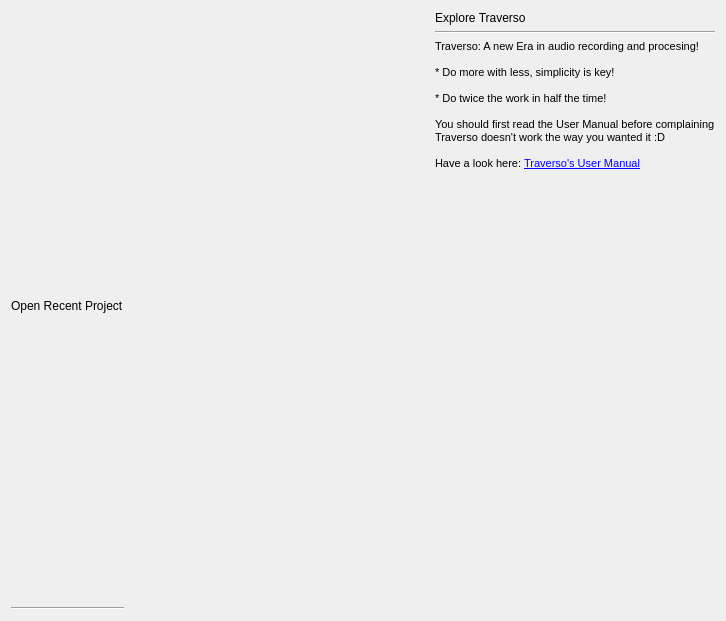
The window that src/traverso/ui/WelcomeWidget.ui (ErwanLegrand/Traverso-DAW) describes before a commit, drawn with Qt 5.
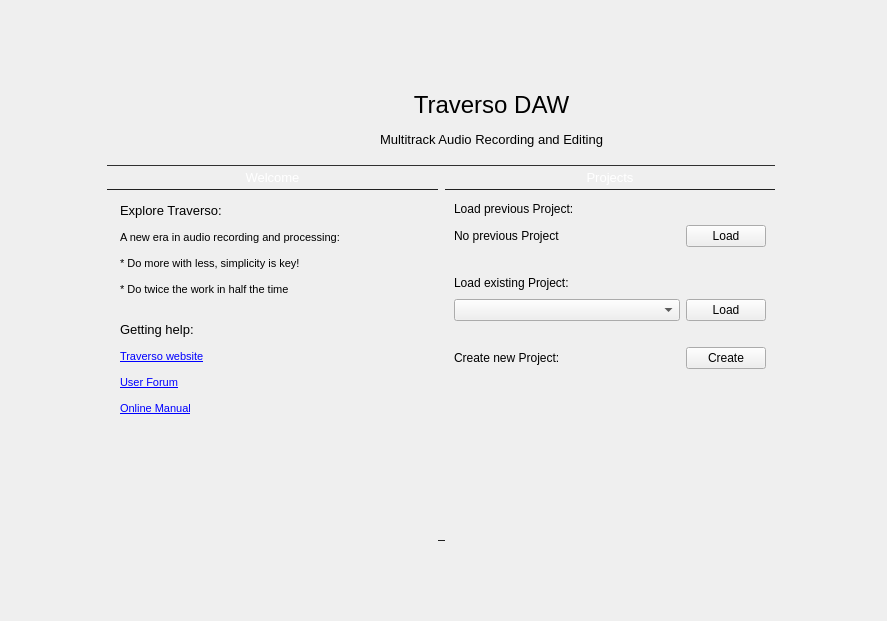
The same window after the commit. Icons and pictures are not drawn.

Commit message: Beautify welcome widget

```diff
--- a/src/traverso/ui/WelcomeWidget.ui
+++ b/src/traverso/ui/WelcomeWidget.ui
@@ -6,103 +6,561 @@
    <rect>
     <x>0</x>
     <y>0</y>
-    <width>726</width>
+    <width>887</width>
     <height>621</height>
    </rect>
   </property>
   <property name="windowTitle">
    <string>Welcome dear User</string>
   </property>
-  <layout class="QHBoxLayout" name="horizontalLayout">
-   <item>
-    <layout class="QVBoxLayout" name="verticalLayout_2">
-     <item>
-      <layout class="QVBoxLayout" name="verticalLayout1">
-       <item>
-        <widget class="QLabel" name="label_2">
-         <property name="text">
-          <string>Open Recent Project</string>
-         </property>
-        </widget>
-       </item>
-       <item>
-        <widget class="Line" name="line">
-         <property name="orientation">
-          <enum>Qt::Horizontal</enum>
-         </property>
-        </widget>
-       </item>
-      </layout>
-     </item>
-    </layout>
-   </item>
-   <item>
-    <spacer name="horizontalSpacer">
-     <property name="orientation">
-      <enum>Qt::Horizontal</enum>
+  <layout class="QGridLayout" name="gridLayout">
+   <item row="0" column="0">
+    <widget class="QWidget" name="mainFrame" native="true">
+     <property name="sizePolicy">
+      <sizepolicy hsizetype="Preferred" vsizetype="Preferred">
+       <horstretch>0</horstretch>
+       <verstretch>0</verstretch>
+      </sizepolicy>
      </property>
-     <property name="sizeHint" stdset="0">
+     <property name="minimumSize">
       <size>
-       <width>256</width>
-       <height>20</height>
+       <width>680</width>
+       <height>480</height>
       </size>
      </property>
-    </spacer>
-   </item>
-   <item>
-    <layout class="QVBoxLayout" name="verticalLayout_3">
-     <item>
-      <layout class="QVBoxLayout" name="verticalLayout">
-       <item>
-        <widget class="QLabel" name="label_3">
-         <property name="text">
-          <string>Explore Traverso</string>
+     <property name="maximumSize">
+      <size>
+       <width>680</width>
+       <height>480</height>
+      </size>
+     </property>
+     <property name="autoFillBackground">
+      <bool>false</bool>
+     </property>
+     <property name="styleSheet">
+      <string notr="true">#mainFrame {
+    border-image: url(:/welcomebackground) 4;
+    border-width: 4;
+}
+</string>
+     </property>
+     <layout class="QVBoxLayout" name="verticalLayout_2">
+      <property name="leftMargin">
+       <number>4</number>
+      </property>
+      <property name="rightMargin">
+       <number>8</number>
+      </property>
+      <item>
+       <widget class="QFrame" name="headerFrame">
+        <property name="maximumSize">
+         <size>
+          <width>649</width>
+          <height>80</height>
+         </size>
+        </property>
+        <property name="styleSheet">
+         <string notr="true">#headerFrame {
+    border-width: 0;
+}
+</string>
+        </property>
+        <layout class="QHBoxLayout" name="horizontalLayout">
+         <property name="spacing">
+          <number>0</number>
          </property>
-        </widget>
-       </item>
-       <item>
-        <widget class="Line" name="line_3">
-         <property name="orientation">
-          <enum>Qt::Horizontal</enum>
-         </property>
-        </widget>
-       </item>
-      </layout>
-     </item>
-     <item>
-      <widget class="QLabel" name="label">
-       <property name="text">
-        <string>&lt;!DOCTYPE HTML PUBLIC &quot;-//W3C//DTD HTML 4.0//EN&quot; &quot;http://www.w3.org/TR/REC-html40/strict.dtd&quot;&gt;
+         <item>
+          <widget class="QLabel" name="logoLabel">
+           <property name="minimumSize">
+            <size>
+             <width>120</width>
+             <height>75</height>
+            </size>
+           </property>
+           <property name="maximumSize">
+            <size>
+             <width>70</width>
+             <height>89</height>
+            </size>
+           </property>
+           <property name="styleSheet">
+            <string notr="true">#logoLabel {
+	image: url(:/welcomeheaderlogo) 0;
+    border-width: 0;
+}
+</string>
+           </property>
+           <property name="text">
+            <string/>
+           </property>
+           <property name="alignment">
+            <set>Qt::AlignCenter</set>
+           </property>
+          </widget>
+         </item>
+         <item>
+          <widget class="QLabel" name="label_7">
+           <property name="styleSheet">
+            <string notr="true">border-width: 0;</string>
+           </property>
+           <property name="text">
+            <string>&lt;!DOCTYPE HTML PUBLIC &quot;-//W3C//DTD HTML 4.0//EN&quot; &quot;http://www.w3.org/TR/REC-html40/strict.dtd&quot;&gt;
 &lt;html&gt;&lt;head&gt;&lt;meta name=&quot;qrichtext&quot; content=&quot;1&quot; /&gt;&lt;style type=&quot;text/css&quot;&gt;
 p, li { white-space: pre-wrap; }
 &lt;/style&gt;&lt;/head&gt;&lt;body style=&quot; font-family:'DejaVu Sans'; font-size:8pt; font-weight:400; font-style:normal;&quot;&gt;
-&lt;p style=&quot; margin-top:0px; margin-bottom:0px; margin-left:0px; margin-right:0px; -qt-block-indent:0; text-indent:0px;&quot;&gt;Traverso: A new Era in audio recording and procesing!&lt;/p&gt;
+&lt;p style=&quot; margin-top:0px; margin-bottom:0px; margin-left:0px; margin-right:0px; -qt-block-indent:0; text-indent:0px;&quot;&gt;&lt;span style=&quot; font-size:18pt;&quot;&gt;Traverso DAW&lt;/span&gt;&lt;/p&gt;
+&lt;p style=&quot;-qt-paragraph-type:empty; margin-top:0px; margin-bottom:0px; margin-left:0px; margin-right:0px; -qt-block-indent:0; text-indent:0px;&quot;&gt;&lt;/p&gt;
+&lt;p style=&quot; margin-top:0px; margin-bottom:0px; margin-left:0px; margin-right:0px; -qt-block-indent:0; text-indent:0px;&quot;&gt;&lt;span style=&quot; font-size:10pt;&quot;&gt;Multitrack Audio Recording and Editing&lt;/span&gt;&lt;/p&gt;&lt;/body&gt;&lt;/html&gt;</string>
+           </property>
+           <property name="alignment">
+            <set>Qt::AlignCenter</set>
+           </property>
+          </widget>
+         </item>
+        </layout>
+       </widget>
+      </item>
+      <item>
+       <layout class="QHBoxLayout" name="horizontalLayout_6">
+        <property name="spacing">
+         <number>0</number>
+        </property>
+        <property name="leftMargin">
+         <number>0</number>
+        </property>
+        <item>
+         <layout class="QVBoxLayout" name="verticalLayout_5">
+          <item>
+           <widget class="QLabel" name="label">
+            <property name="minimumSize">
+             <size>
+              <width>0</width>
+              <height>25</height>
+             </size>
+            </property>
+            <property name="styleSheet">
+             <string notr="true">QLabel {
+	border-image:none;
+	background-color: qlineargradient(x1: 0, y1: 0, x2: 0.0, y2: 1.0,
+	stop: 0 #838383,
+	stop: 0.4 #707070,
+	stop: 0.401 #636363,
+	stop: 1 #4a4a4a);
+	border: 0px solid black;
+	border-top: 1px solid #303030;
+	border-bottom: 1px solid #202020;
+	color: white;
+	height:20px;
+}
+</string>
+            </property>
+            <property name="text">
+             <string>&lt;!DOCTYPE HTML PUBLIC &quot;-//W3C//DTD HTML 4.0//EN&quot; &quot;http://www.w3.org/TR/REC-html40/strict.dtd&quot;&gt;
+&lt;html&gt;&lt;head&gt;&lt;meta name=&quot;qrichtext&quot; content=&quot;1&quot; /&gt;&lt;style type=&quot;text/css&quot;&gt;
+p, li { white-space: pre-wrap; }
+&lt;/style&gt;&lt;/head&gt;&lt;body style=&quot; font-family:'DejaVu Sans'; font-size:8pt; font-weight:400; font-style:normal;&quot;&gt;
+&lt;p style=&quot; margin-top:0px; margin-bottom:0px; margin-left:0px; margin-right:0px; -qt-block-indent:0; text-indent:0px;&quot;&gt;&lt;span style=&quot; font-size:10pt;&quot;&gt;Welcome&lt;/span&gt;&lt;/p&gt;&lt;/body&gt;&lt;/html&gt;</string>
+            </property>
+            <property name="alignment">
+             <set>Qt::AlignCenter</set>
+            </property>
+           </widget>
+          </item>
+          <item>
+           <widget class="QFrame" name="frame_2">
+            <property name="sizePolicy">
+             <sizepolicy hsizetype="Preferred" vsizetype="Preferred">
+              <horstretch>0</horstretch>
+              <verstretch>2</verstretch>
+             </sizepolicy>
+            </property>
+            <property name="frameShape">
+             <enum>QFrame::NoFrame</enum>
+            </property>
+            <property name="frameShadow">
+             <enum>QFrame::Plain</enum>
+            </property>
+            <layout class="QHBoxLayout" name="horizontalLayout_11">
+             <item>
+              <widget class="QTextEdit" name="textEdit">
+               <property name="palette">
+                <palette>
+                 <active>
+                  <colorrole role="Base">
+                   <brush brushstyle="SolidPattern">
+                    <color alpha="0">
+                     <red>0</red>
+                     <green>170</green>
+                     <blue>0</blue>
+                    </color>
+                   </brush>
+                  </colorrole>
+                 </active>
+                 <inactive>
+                  <colorrole role="Base">
+                   <brush brushstyle="SolidPattern">
+                    <color alpha="0">
+                     <red>0</red>
+                     <green>170</green>
+                     <blue>0</blue>
+                    </color>
+                   </brush>
+                  </colorrole>
+                 </inactive>
+                 <disabled>
+                  <colorrole role="Base">
+                   <brush brushstyle="SolidPattern">
+                    <color alpha="255">
+                     <red>255</red>
+                     <green>255</green>
+                     <blue>255</blue>
+                    </color>
+                   </brush>
+                  </colorrole>
+                 </disabled>
+                </palette>
+               </property>
+               <property name="frameShape">
+                <enum>QFrame::NoFrame</enum>
+               </property>
+               <property name="frameShadow">
+                <enum>QFrame::Plain</enum>
+               </property>
+               <property name="html">
+                <string>&lt;!DOCTYPE HTML PUBLIC &quot;-//W3C//DTD HTML 4.0//EN&quot; &quot;http://www.w3.org/TR/REC-html40/strict.dtd&quot;&gt;
+&lt;html&gt;&lt;head&gt;&lt;meta name=&quot;qrichtext&quot; content=&quot;1&quot; /&gt;&lt;style type=&quot;text/css&quot;&gt;
+p, li { white-space: pre-wrap; }
+&lt;/style&gt;&lt;/head&gt;&lt;body style=&quot; font-family:'DejaVu Sans'; font-size:8pt; font-weight:400; font-style:normal;&quot;&gt;
+&lt;p style=&quot; margin-top:0px; margin-bottom:0px; margin-left:0px; margin-right:0px; -qt-block-indent:0; text-indent:0px;&quot;&gt;&lt;span style=&quot; font-size:10pt;&quot;&gt;Explore Traverso:&lt;/span&gt;&lt;/p&gt;
+&lt;p style=&quot;-qt-paragraph-type:empty; margin-top:0px; margin-bottom:0px; margin-left:0px; margin-right:0px; -qt-block-indent:0; text-indent:0px;&quot;&gt;&lt;/p&gt;
+&lt;p style=&quot; margin-top:0px; margin-bottom:0px; margin-left:0px; margin-right:0px; -qt-block-indent:0; text-indent:0px;&quot;&gt;A new era in audio recording and processing:&lt;/p&gt;
 &lt;p style=&quot;-qt-paragraph-type:empty; margin-top:0px; margin-bottom:0px; margin-left:0px; margin-right:0px; -qt-block-indent:0; text-indent:0px;&quot;&gt;&lt;/p&gt;
 &lt;p style=&quot; margin-top:0px; margin-bottom:0px; margin-left:0px; margin-right:0px; -qt-block-indent:0; text-indent:0px;&quot;&gt;* Do more with less, simplicity is key!&lt;/p&gt;
 &lt;p style=&quot;-qt-paragraph-type:empty; margin-top:0px; margin-bottom:0px; margin-left:0px; margin-right:0px; -qt-block-indent:0; text-indent:0px;&quot;&gt;&lt;/p&gt;
-&lt;p style=&quot; margin-top:0px; margin-bottom:0px; margin-left:0px; margin-right:0px; -qt-block-indent:0; text-indent:0px;&quot;&gt;* Do twice the work in half the time!&lt;/p&gt;
+&lt;p style=&quot; margin-top:0px; margin-bottom:0px; margin-left:0px; margin-right:0px; -qt-block-indent:0; text-indent:0px;&quot;&gt;* Do twice the work in half the time&lt;/p&gt;
 &lt;p style=&quot;-qt-paragraph-type:empty; margin-top:0px; margin-bottom:0px; margin-left:0px; margin-right:0px; -qt-block-indent:0; text-indent:0px;&quot;&gt;&lt;/p&gt;
-&lt;p style=&quot; margin-top:0px; margin-bottom:0px; margin-left:0px; margin-right:0px; -qt-block-indent:0; text-indent:0px;&quot;&gt;You should first read the User Manual before complaining&lt;/p&gt;
-&lt;p style=&quot; margin-top:0px; margin-bottom:0px; margin-left:0px; margin-right:0px; -qt-block-indent:0; text-indent:0px;&quot;&gt;Traverso doesn't work the way you wanted it :D&lt;/p&gt;
 &lt;p style=&quot;-qt-paragraph-type:empty; margin-top:0px; margin-bottom:0px; margin-left:0px; margin-right:0px; -qt-block-indent:0; text-indent:0px;&quot;&gt;&lt;/p&gt;
-&lt;p style=&quot; margin-top:0px; margin-bottom:0px; margin-left:0px; margin-right:0px; -qt-block-indent:0; text-indent:0px;&quot;&gt;Have a look here: &lt;a href=&quot;http://traverso-daw.org/UserManual&quot;&gt;&lt;span style=&quot; text-decoration: underline; color:#0000ff;&quot;&gt;Traverso's User Manual&lt;/span&gt;&lt;/a&gt;&lt;/p&gt;&lt;/body&gt;&lt;/html&gt;</string>
-       </property>
-      </widget>
-     </item>
-     <item>
-      <spacer name="verticalSpacer_2">
-       <property name="orientation">
-        <enum>Qt::Vertical</enum>
-       </property>
-       <property name="sizeHint" stdset="0">
-        <size>
-         <width>20</width>
-         <height>40</height>
-        </size>
-       </property>
-      </spacer>
-     </item>
-    </layout>
+&lt;p style=&quot; margin-top:0px; margin-bottom:0px; margin-left:0px; margin-right:0px; -qt-block-indent:0; text-indent:0px;&quot;&gt;&lt;span style=&quot; font-size:10pt;&quot;&gt;Getting help:&lt;/span&gt;&lt;/p&gt;
+&lt;p style=&quot;-qt-paragraph-type:empty; margin-top:0px; margin-bottom:0px; margin-left:0px; margin-right:0px; -qt-block-indent:0; text-indent:0px;&quot;&gt;&lt;/p&gt;
+&lt;p style=&quot; margin-top:0px; margin-bottom:0px; margin-left:0px; margin-right:0px; -qt-block-indent:0; text-indent:0px;&quot;&gt;&lt;a href=&quot;http://traverso-daw.org&quot;&gt;&lt;span style=&quot; text-decoration: underline; color:#0000ff;&quot;&gt;Traverso website&lt;/span&gt;&lt;/a&gt;&lt;/p&gt;
+&lt;p style=&quot;-qt-paragraph-type:empty; margin-top:0px; margin-bottom:0px; margin-left:0px; margin-right:0px; -qt-block-indent:0; text-indent:0px; text-decoration: underline; color:#0000ff;&quot;&gt;&lt;/p&gt;
+&lt;p style=&quot; margin-top:0px; margin-bottom:0px; margin-left:0px; margin-right:0px; -qt-block-indent:0; text-indent:0px;&quot;&gt;&lt;a href=&quot;http://traverso-daw.org/forum&quot;&gt;&lt;span style=&quot; text-decoration: underline; color:#0000ff;&quot;&gt;User Forum&lt;/span&gt;&lt;/a&gt;&lt;/p&gt;
+&lt;p style=&quot;-qt-paragraph-type:empty; margin-top:0px; margin-bottom:0px; margin-left:0px; margin-right:0px; -qt-block-indent:0; text-indent:0px; text-decoration: underline; color:#0000ff;&quot;&gt;&lt;/p&gt;
+&lt;p style=&quot; margin-top:0px; margin-bottom:0px; margin-left:0px; margin-right:0px; -qt-block-indent:0; text-indent:0px;&quot;&gt;&lt;a href=&quot;http://traverso-daw.org/UserManual&quot;&gt;&lt;span style=&quot; text-decoration: underline; color:#0000ff;&quot;&gt;Online Manual&lt;/span&gt;&lt;/a&gt;&lt;/p&gt;&lt;/body&gt;&lt;/html&gt;</string>
+               </property>
+               <property name="textInteractionFlags">
+                <set>Qt::LinksAccessibleByKeyboard|Qt::LinksAccessibleByMouse</set>
+               </property>
+              </widget>
+             </item>
+            </layout>
+           </widget>
+          </item>
+          <item>
+           <spacer name="verticalSpacer_5">
+            <property name="orientation">
+             <enum>Qt::Vertical</enum>
+            </property>
+            <property name="sizeHint" stdset="0">
+             <size>
+              <width>20</width>
+              <height>40</height>
+             </size>
+            </property>
+           </spacer>
+          </item>
+         </layout>
+        </item>
+        <item>
+         <widget class="QLabel" name="label_11">
+          <property name="sizePolicy">
+           <sizepolicy hsizetype="Preferred" vsizetype="Expanding">
+            <horstretch>0</horstretch>
+            <verstretch>20</verstretch>
+           </sizepolicy>
+          </property>
+          <property name="maximumSize">
+           <size>
+            <width>8</width>
+            <height>16777215</height>
+           </size>
+          </property>
+          <property name="styleSheet">
+           <string notr="true">QLabel {
+	border-image:none;
+	background-color: qlineargradient(x1: 0, y1: 0, x2: 0.0, y2: 1.0,
+	stop: 0 #838383,
+	stop: 0.4 #707070,
+	stop: 0.401 #636363,
+	stop: 1 #4a4a4a);
+	border: 0px solid black;
+	border-top: 1px solid #303030;
+	border-bottom: 1px solid #202020;
+	color: white;
+	height:600px;
+}
+</string>
+          </property>
+          <property name="text">
+           <string/>
+          </property>
+         </widget>
+        </item>
+        <item>
+         <layout class="QVBoxLayout" name="verticalLayout_4">
+          <item>
+           <widget class="QLabel" name="label_3">
+            <property name="minimumSize">
+             <size>
+              <width>0</width>
+              <height>25</height>
+             </size>
+            </property>
+            <property name="styleSheet">
+             <string notr="true">QLabel {
+	border-image:none;
+	background-color: qlineargradient(x1: 0, y1: 0, x2: 0.0, y2: 1.0,
+	stop: 0 #838383,
+	stop: 0.4 #707070,
+	stop: 0.401 #636363,
+	stop: 1 #4a4a4a);
+	border: 0px solid black;
+	border-top: 1px solid #303030;
+	border-bottom: 1px solid #202020;
+	color: white;
+	height:20px;
+}
+</string>
+            </property>
+            <property name="text">
+             <string>&lt;!DOCTYPE HTML PUBLIC &quot;-//W3C//DTD HTML 4.0//EN&quot; &quot;http://www.w3.org/TR/REC-html40/strict.dtd&quot;&gt;
+&lt;html&gt;&lt;head&gt;&lt;meta name=&quot;qrichtext&quot; content=&quot;1&quot; /&gt;&lt;style type=&quot;text/css&quot;&gt;
+p, li { white-space: pre-wrap; }
+&lt;/style&gt;&lt;/head&gt;&lt;body style=&quot; font-family:'DejaVu Sans'; font-size:8pt; font-weight:400; font-style:normal;&quot;&gt;
+&lt;p style=&quot; margin-top:0px; margin-bottom:0px; margin-left:0px; margin-right:0px; -qt-block-indent:0; text-indent:0px;&quot;&gt;&lt;span style=&quot; font-size:10pt;&quot;&gt;Projects&lt;/span&gt;&lt;/p&gt;&lt;/body&gt;&lt;/html&gt;</string>
+            </property>
+            <property name="alignment">
+             <set>Qt::AlignCenter</set>
+            </property>
+           </widget>
+          </item>
+          <item>
+           <widget class="QFrame" name="frame">
+            <property name="minimumSize">
+             <size>
+              <width>0</width>
+              <height>0</height>
+             </size>
+            </property>
+            <property name="frameShape">
+             <enum>QFrame::NoFrame</enum>
+            </property>
+            <property name="frameShadow">
+             <enum>QFrame::Raised</enum>
+            </property>
+            <layout class="QVBoxLayout" name="verticalLayout">
+             <item>
+              <layout class="QGridLayout" name="gridLayout_2">
+               <item row="0" column="0" colspan="2">
+                <widget class="QLabel" name="label_2">
+                 <property name="text">
+                  <string>&lt;!DOCTYPE HTML PUBLIC &quot;-//W3C//DTD HTML 4.0//EN&quot; &quot;http://www.w3.org/TR/REC-html40/strict.dtd&quot;&gt;
+&lt;html&gt;&lt;head&gt;&lt;meta name=&quot;qrichtext&quot; content=&quot;1&quot; /&gt;&lt;style type=&quot;text/css&quot;&gt;
+p, li { white-space: pre-wrap; }
+&lt;/style&gt;&lt;/head&gt;&lt;body style=&quot; font-family:'DejaVu Sans'; font-size:8pt; font-weight:400; font-style:normal;&quot;&gt;
+&lt;p style=&quot; margin-top:0px; margin-bottom:0px; margin-left:0px; margin-right:0px; -qt-block-indent:0; text-indent:0px;&quot;&gt;&lt;span style=&quot; font-size:9pt;&quot;&gt;Load previous Project:&lt;/span&gt;&lt;/p&gt;&lt;/body&gt;&lt;/html&gt;</string>
+                 </property>
+                </widget>
+               </item>
+               <item row="0" column="2">
+                <spacer name="horizontalSpacer">
+                 <property name="orientation">
+                  <enum>Qt::Horizontal</enum>
+                 </property>
+                 <property name="sizeHint" stdset="0">
+                  <size>
+                   <width>40</width>
+                   <height>20</height>
+                  </size>
+                 </property>
+                </spacer>
+               </item>
+               <item row="1" column="0">
+                <widget class="QLabel" name="previousProjectLabel">
+                 <property name="sizePolicy">
+                  <sizepolicy hsizetype="Preferred" vsizetype="Preferred">
+                   <horstretch>2</horstretch>
+                   <verstretch>0</verstretch>
+                  </sizepolicy>
+                 </property>
+                 <property name="text">
+                  <string>No previous Project</string>
+                 </property>
+                </widget>
+               </item>
+               <item row="1" column="1" colspan="2">
+                <widget class="QPushButton" name="pushButton">
+                 <property name="maximumSize">
+                  <size>
+                   <width>100</width>
+                   <height>16777215</height>
+                  </size>
+                 </property>
+                 <property name="text">
+                  <string>Load</string>
+                 </property>
+                </widget>
+               </item>
+              </layout>
+             </item>
+             <item>
+              <spacer name="verticalSpacer_4">
+               <property name="orientation">
+                <enum>Qt::Vertical</enum>
+               </property>
+               <property name="sizeType">
+                <enum>QSizePolicy::MinimumExpanding</enum>
+               </property>
+               <property name="sizeHint" stdset="0">
+                <size>
+                 <width>20</width>
+                 <height>20</height>
+                </size>
+               </property>
+              </spacer>
+             </item>
+             <item>
+              <layout class="QGridLayout" name="gridLayout_3">
+               <item row="0" column="0" colspan="2">
+                <widget class="QLabel" name="label_4">
+                 <property name="sizePolicy">
+                  <sizepolicy hsizetype="Preferred" vsizetype="Preferred">
+                   <horstretch>0</horstretch>
+                   <verstretch>0</verstretch>
+                  </sizepolicy>
+                 </property>
+                 <property name="text">
+                  <string>&lt;!DOCTYPE HTML PUBLIC &quot;-//W3C//DTD HTML 4.0//EN&quot; &quot;http://www.w3.org/TR/REC-html40/strict.dtd&quot;&gt;
+&lt;html&gt;&lt;head&gt;&lt;meta name=&quot;qrichtext&quot; content=&quot;1&quot; /&gt;&lt;style type=&quot;text/css&quot;&gt;
+p, li { white-space: pre-wrap; }
+&lt;/style&gt;&lt;/head&gt;&lt;body style=&quot; font-family:'DejaVu Sans'; font-size:8pt; font-weight:400; font-style:normal;&quot;&gt;
+&lt;p style=&quot; margin-top:0px; margin-bottom:0px; margin-left:0px; margin-right:0px; -qt-block-indent:0; text-indent:0px;&quot;&gt;&lt;span style=&quot; font-size:9pt;&quot;&gt;Load existing Project:&lt;/span&gt;&lt;/p&gt;&lt;/body&gt;&lt;/html&gt;</string>
+                 </property>
+                </widget>
+               </item>
+               <item row="0" column="2">
+                <spacer name="horizontalSpacer_2">
+                 <property name="orientation">
+                  <enum>Qt::Horizontal</enum>
+                 </property>
+                 <property name="sizeHint" stdset="0">
+                  <size>
+                   <width>40</width>
+                   <height>20</height>
+                  </size>
+                 </property>
+                </spacer>
+               </item>
+               <item row="1" column="0">
+                <widget class="QComboBox" name="projectsComboBox">
+                 <property name="sizePolicy">
+                  <sizepolicy hsizetype="Preferred" vsizetype="Fixed">
+                   <horstretch>4</horstretch>
+                   <verstretch>0</verstretch>
+                  </sizepolicy>
+                 </property>
+                </widget>
+               </item>
+               <item row="1" column="1" colspan="2">
+                <widget class="QPushButton" name="pushButton_2">
+                 <property name="maximumSize">
+                  <size>
+                   <width>100</width>
+                   <height>16777215</height>
+                  </size>
+                 </property>
+                 <property name="text">
+                  <string>Load</string>
+                 </property>
+                </widget>
+               </item>
+              </layout>
+             </item>
+             <item>
+              <spacer name="verticalSpacer">
+               <property name="orientation">
+                <enum>Qt::Vertical</enum>
+               </property>
+               <property name="sizeType">
+                <enum>QSizePolicy::MinimumExpanding</enum>
+               </property>
+               <property name="sizeHint" stdset="0">
+                <size>
+                 <width>20</width>
+                 <height>20</height>
+                </size>
+               </property>
+              </spacer>
+             </item>
+             <item>
+              <layout class="QHBoxLayout" name="horizontalLayout_5">
+               <item>
+                <widget class="QLabel" name="label_5">
+                 <property name="sizePolicy">
+                  <sizepolicy hsizetype="Preferred" vsizetype="Preferred">
+                   <horstretch>2</horstretch>
+                   <verstretch>0</verstretch>
+                  </sizepolicy>
+                 </property>
+                 <property name="text">
+                  <string>&lt;!DOCTYPE HTML PUBLIC &quot;-//W3C//DTD HTML 4.0//EN&quot; &quot;http://www.w3.org/TR/REC-html40/strict.dtd&quot;&gt;
+&lt;html&gt;&lt;head&gt;&lt;meta name=&quot;qrichtext&quot; content=&quot;1&quot; /&gt;&lt;style type=&quot;text/css&quot;&gt;
+p, li { white-space: pre-wrap; }
+&lt;/style&gt;&lt;/head&gt;&lt;body style=&quot; font-family:'DejaVu Sans'; font-size:8pt; font-weight:400; font-style:normal;&quot;&gt;
+&lt;p style=&quot; margin-top:0px; margin-bottom:0px; margin-left:0px; margin-right:0px; -qt-block-indent:0; text-indent:0px;&quot;&gt;&lt;span style=&quot; font-size:9pt;&quot;&gt;Create new Project:&lt;/span&gt;&lt;/p&gt;&lt;/body&gt;&lt;/html&gt;</string>
+                 </property>
+                </widget>
+               </item>
+               <item>
+                <widget class="QPushButton" name="createProjectPushbutton">
+                 <property name="maximumSize">
+                  <size>
+                   <width>100</width>
+                   <height>16777215</height>
+                  </size>
+                 </property>
+                 <property name="text">
+                  <string>Create</string>
+                 </property>
+                </widget>
+               </item>
+              </layout>
+             </item>
+            </layout>
+           </widget>
+          </item>
+          <item>
+           <spacer name="verticalSpacer_3">
+            <property name="orientation">
+             <enum>Qt::Vertical</enum>
+            </property>
+            <property name="sizeType">
+             <enum>QSizePolicy::Expanding</enum>
+            </property>
+            <property name="sizeHint" stdset="0">
+             <size>
+              <width>20</width>
+              <height>40</height>
+             </size>
+            </property>
+           </spacer>
+          </item>
+         </layout>
+        </item>
+       </layout>
+      </item>
+     </layout>
+    </widget>
    </item>
   </layout>
  </widget>
```
The commit also changes 2 other files.
